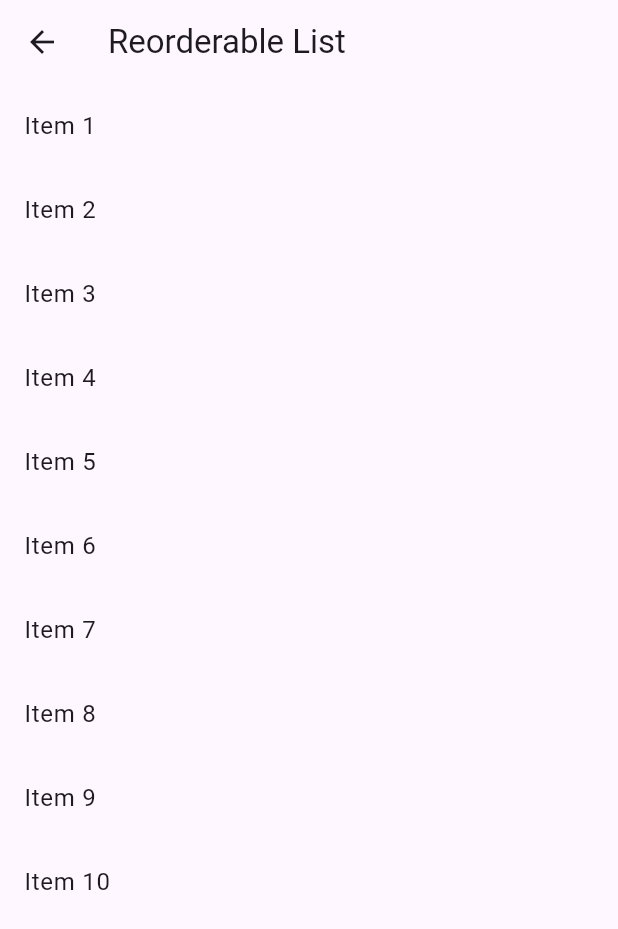
After one commit to ClementPeter/widgets_demo, a Flutter app: the screen it shows after launch, after a tap on "Reorderable List", on a phone screen of 412 x 824 dp. The commit adds this screen. Shown: the top 929 px of the screen. Run offline on Flutter 3.47's test engine with Material 2 defaults, Android fonts, the phone set to English and light mode, and no system bars.

Commit message:
“layout_builder”

```diff
--- a/lib/main.dart
+++ b/lib/main.dart
@@ -1,4 +1,7 @@
 import 'package:flutter/material.dart';
+import 'package:widgets_demo/responsive/layout_builder.dart';
+import 'package:widgets_demo/reorderble_list.dart';
+import 'package:widgets_demo/responsive/mobile_body.dart';
 
 void main() {
   runApp(const MyApp());
@@ -10,12 +13,12 @@ class MyApp extends StatelessWidget {
   @override
   Widget build(BuildContext context) {
     return MaterialApp(
-      title: 'Flutter Demo',
+      title: 'Widget Demo',
       theme: ThemeData(
         colorScheme: ColorScheme.fromSeed(seedColor: Colors.deepPurple),
         useMaterial3: true,
       ),
-      home: const MyHomePage(title: 'Flutter Demo Home Page'),
+      home: const MyHomePage(title: 'Widget Demo'),
     );
   }
 }
@@ -30,14 +33,6 @@ class MyHomePage extends StatefulWidget {
 }
 
 class _MyHomePageState extends State<MyHomePage> {
-  int _counter = 0;
-
-  void _incrementCounter() {
-    setState(() {
-      _counter++;
-    });
-  }
-
   @override
   Widget build(BuildContext context) {
     return Scaffold(
@@ -49,21 +44,34 @@ class _MyHomePageState extends State<MyHomePage> {
         child: Column(
           mainAxisAlignment: MainAxisAlignment.center,
           children: <Widget>[
-            const Text(
-              'You have pushed the button this many times:',
+            ElevatedButton(
+              onPressed: () {
+                Navigator.push(
+                  context,
+                  MaterialPageRoute(
+                    builder: (context) => const ReorderableListPage(),
+                  ),
+                );
+              },
+              child: const Text("Reorderable List"),
             ),
-            Text(
-              '$_counter',
-              style: Theme.of(context).textTheme.headlineMedium,
+            ElevatedButton(
+              onPressed: () {
+                Navigator.push(
+                  context,
+                  MaterialPageRoute(
+                    builder: (context) => const ResponsiveLayout(
+                      mobileBody: MyMobileBody(),
+                      desktopBody: MyDesktopBody(),
+                    ),
+                  ),
+                );
+              },
+              child: const Text("Layout Builder"),
             ),
           ],
         ),
       ),
-      floatingActionButton: FloatingActionButton(
-        onPressed: _incrementCounter,
-        tooltip: 'Increment',
-        child: const Icon(Icons.add),
-      ),
     );
   }
 }
--- /dev/null
+++ b/lib/reorderble_list.dart
@@ -0,0 +1,60 @@
+import 'package:flutter/material.dart';
+
+class ReorderableListPage extends StatelessWidget {
+  const ReorderableListPage({super.key});
+
+  @override
+  Widget build(BuildContext context) {
+    return Scaffold(
+      appBar: AppBar(
+        // backgroundColor: Theme.of(context).colorScheme.inversePrimary,
+        title: const Text("Reorderable List"),
+      ),
+      body: ReorderableListView(
+        onReorder: (oldIndex, newIndex) {},
+        children: [
+          ListTile(
+            key: const ValueKey(1),
+            title: const Text("Item 1"),
+          ),
+          ListTile(
+            key: const ValueKey(2),
+            title: const Text("Item 2"),
+          ),
+          ListTile(
+            key: const ValueKey(3),
+            title: const Text("Item 3"),
+          ),
+          ListTile(
+            key: const ValueKey(4),
+            title: const Text("Item 4"),
+          ),
+          ListTile(
+            key: const ValueKey(5),
+            title: const Text("Item 5"),
+          ),
+          ListTile(
+            key: const ValueKey(6),
+            title: const Text("Item 6"),
+          ),
+          ListTile(
+            key: const ValueKey(7),
+            title: const Text("Item 7"),
+          ),
+          ListTile(
+            key: const ValueKey(8),
+            title: const Text("Item 8"),
+          ),
+          ListTile(
+            key: const ValueKey(9),
+            title: const Text("Item 9"),
+          ),
+          ListTile(
+            key: const ValueKey(10),
+            title: const Text("Item 10"),
+          ),
+        ],
+      ),
+    );
+  }
+}
```
Also changed, not shown: lib/responsive_layout/desktop_body.dart (added, +54 -0 lines), lib/responsive_layout/layout_builder.dart (added, +45 -0 lines), lib/responsive_layout/mobile_body.dart (added, +41 -0 lines), lib/responsive_layout/dimension.dart (added).
